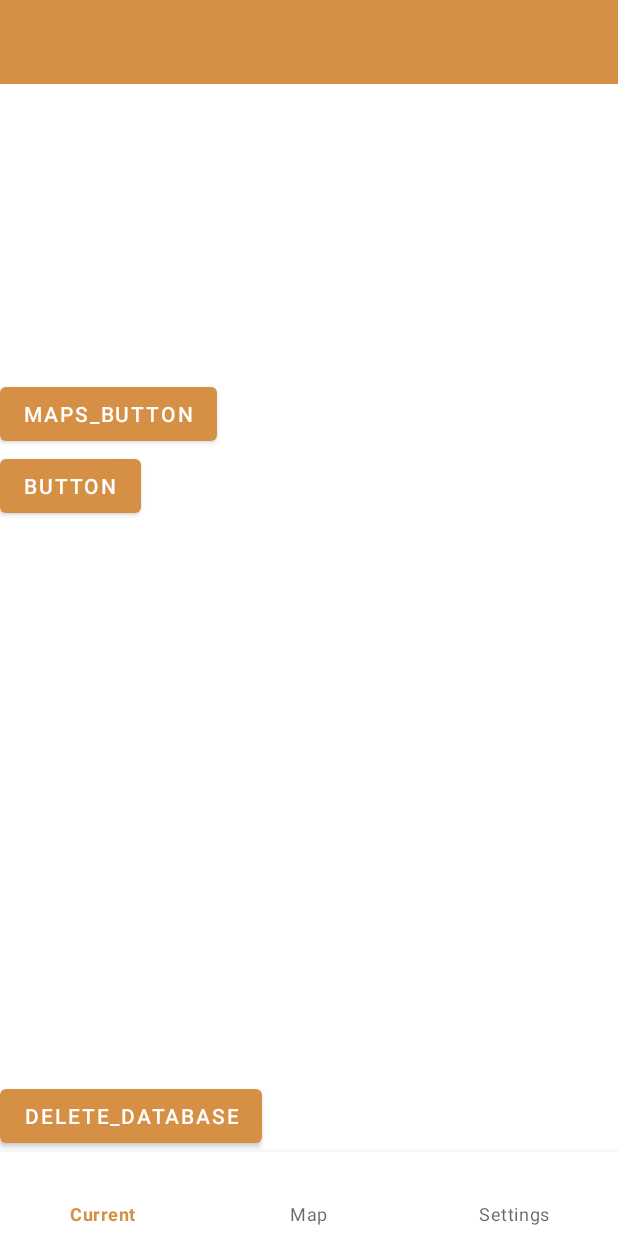
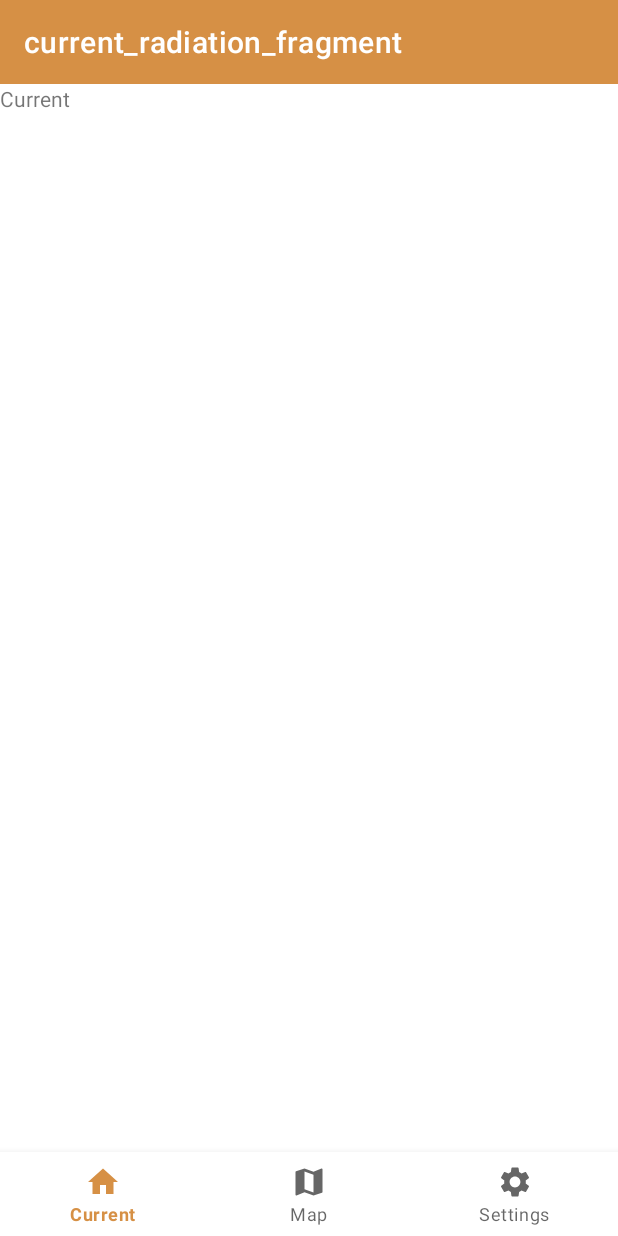
Before and after one commit to DayVil/ProjectRadiation, an Android app: the screen it shows after launch (MainActivity), on a phone screen of 412 x 824 dp. Run offline under Robolectric (Android 15) with nearby library versions, the phone set to English and light mode, and no system bars; our stand-ins replace Room's generated code, navigation-ui; 2 statements that could not run were skipped.

Commit message:
Working Navigator

```diff
--- a/app/src/main/java/eu/chi/luh/projectradiation/ui/MainActivity.kt
+++ b/app/src/main/java/eu/chi/luh/projectradiation/ui/MainActivity.kt
@@ -3,17 +3,20 @@ package eu.chi.luh.projectradiation.ui
 import android.content.Intent
 import android.os.Bundle
 import androidx.appcompat.app.AppCompatActivity
+import androidx.appcompat.widget.Toolbar
+import androidx.navigation.NavController
+import androidx.navigation.fragment.NavHostFragment
+import androidx.navigation.ui.NavigationUI
+import androidx.navigation.ui.setupWithNavController
 import androidx.room.Room
+import com.google.android.material.bottomnavigation.BottomNavigationView
 import eu.chi.luh.projectradiation.R
+import eu.chi.luh.projectradiation.datacollector.DataCollector
 import eu.chi.luh.projectradiation.entities.AppDatabase
-import eu.chi.luh.projectradiation.databinding.ActivityMainBinding
-import eu.chi.luh.projectradiation.datacollector.DataCollector
-import kotlinx.coroutines.GlobalScope
-import kotlinx.coroutines.launch
-import java.util.concurrent.CountDownLatch
 
 class MainActivity : AppCompatActivity() {
-    private lateinit var binding: ActivityMainBinding
+    private lateinit var navController: NavController
+
     private lateinit var mapIntent: Intent
     private lateinit var db: AppDatabase
     private lateinit var dataCollector: DataCollector
@@ -25,17 +28,24 @@ class MainActivity : AppCompatActivity() {
 
     override fun onCreate(savedInstanceState: Bundle?) {
         super.onCreate(savedInstanceState)
-        binding = ActivityMainBinding.inflate(layoutInflater)
-        setContentView(binding.root)
+        setContentView(R.layout.activity_main)
+        val toolbar = findViewById<Toolbar>(R.id.toolbar)
+        setSupportActionBar(toolbar)
 
         preRun()
         uiButtons()
     }
 
     private fun preRun() {
+        val navFragment =
+            supportFragmentManager.findFragmentById(R.id.nav_host_fragment) as NavHostFragment
+        navController = navFragment.navController
+        val bottomNav = findViewById<BottomNavigationView>(R.id.bottom_nav)
+        bottomNav.setupWithNavController(navController)
+        NavigationUI.setupActionBarWithNavController(this, navController)
+
         db = Room.databaseBuilder(applicationContext, AppDatabase::class.java, "environment-data")
             .fallbackToDestructiveMigration().build()
-//        db.environmentDao().deleteAll()
 
         dataCollector = DataCollector(
             db,
@@ -46,24 +56,28 @@ class MainActivity : AppCompatActivity() {
     }
 
     private fun uiButtons() {
-        binding.oMapsButton.setOnClickListener {
-            mapIntent = Intent(this, MapsActivity::class.java)
-            startActivity(mapIntent)
-        }
+//        binding.oMapsButton.setOnClickListener {
+//            mapIntent = Intent(this, MapsActivity::class.java)
+//            startActivity(mapIntent)
+//        }
+//
+//        binding.hardcodedLocationButton.setOnClickListener {
+//            if (System.currentTimeMillis() - lastButtonReq > 10000) {
+//                GlobalScope.launch {
+//                    dataCollector.collect()
+//                }
+//                lastButtonReq = System.currentTimeMillis()
+//            }
+//        }
+//
+//        binding.delData.setOnClickListener {
+//            GlobalScope.launch {
+//                db.environmentDao().deleteAll()
+//            }
+//        }
+    }
 
-        binding.hardcodedLocationButton.setOnClickListener {
-            if (System.currentTimeMillis() - lastButtonReq > 10000) {
-                GlobalScope.launch {
-                    dataCollector.collect()
-                }
-                lastButtonReq = System.currentTimeMillis()
-            }
-        }
-
-        binding.delData.setOnClickListener {
-            GlobalScope.launch {
-                db.environmentDao().deleteAll()
-            }
-        }
+    override fun onSupportNavigateUp(): Boolean {
+        return NavigationUI.navigateUp(navController, null)
     }
 }
--- /dev/null
+++ b/app/src/main/java/eu/chi/luh/projectradiation/ui/current/CurrentRadiationFragment.kt
@@ -0,0 +1,32 @@
+package eu.chi.luh.projectradiation.ui.current
+
+import androidx.lifecycle.ViewModelProvider
+import android.os.Bundle
+import androidx.fragment.app.Fragment
+import android.view.LayoutInflater
+import android.view.View
+import android.view.ViewGroup
+import eu.chi.luh.projectradiation.R
+
+class CurrentRadiationFragment : Fragment() {
+
+    companion object {
+        fun newInstance() = CurrentRadiationFragment()
+    }
+
+    private lateinit var viewModel: CurrentRadiationViewModel
+
+    override fun onCreateView(
+        inflater: LayoutInflater, container: ViewGroup?,
+        savedInstanceState: Bundle?
+    ): View? {
+        return inflater.inflate(R.layout.current_radiation_fragment, container, false)
+    }
+
+    override fun onActivityCreated(savedInstanceState: Bundle?) {
+        super.onActivityCreated(savedInstanceState)
+        viewModel = ViewModelProvider(this).get(CurrentRadiationViewModel::class.java)
+        // TODO: Use the ViewModel
+    }
+
+}
--- /dev/null
+++ b/app/src/main/java/eu/chi/luh/projectradiation/ui/current/CurrentRadiationViewModel.kt
@@ -0,0 +1,7 @@
+package eu.chi.luh.projectradiation.ui.current
+
+import androidx.lifecycle.ViewModel
+
+class CurrentRadiationViewModel : ViewModel() {
+    // TODO: Implement the ViewModel
+}
--- /dev/null
+++ b/app/src/main/java/eu/chi/luh/projectradiation/ui/settings/SettingsFragment.kt
@@ -0,0 +1,6 @@
+import android.os.Bundle
+import androidx.fragment.app.Fragment
+import androidx.preference.PreferenceFragmentCompat
+
+class SettingsFragment : Fragment(){
+}
--- /dev/null
+++ b/app/src/main/res/drawable/ic_baseline_home_24.xml
@@ -0,0 +1,5 @@
+<vector android:height="48dp" android:tint="#DB984F"
+    android:viewportHeight="24" android:viewportWidth="24"
+    android:width="48dp" xmlns:android="http://schemas.android.com/apk/res/android">
+    <path android:fillColor="@android:color/white" android:pathData="M10,20v-6h4v6h5v-8h3L12,3 2,12h3v8z"/>
+</vector>
--- /dev/null
+++ b/app/src/main/res/drawable/ic_baseline_map_24.xml
@@ -0,0 +1,5 @@
+<vector android:height="48dp" android:tint="#DB984F"
+    android:viewportHeight="24" android:viewportWidth="24"
+    android:width="48dp" xmlns:android="http://schemas.android.com/apk/res/android">
+    <path android:fillColor="@android:color/white" android:pathData="M20.5,3l-0.16,0.03L15,5.1 9,3 3.36,4.9c-0.21,0.07 -0.36,0.25 -0.36,0.48V20.5c0,0.28 0.22,0.5 0.5,0.5l0.16,-0.03L9,18.9l6,2.1 5.64,-1.9c0.21,-0.07 0.36,-0.25 0.36,-0.48V3.5c0,-0.28 -0.22,-0.5 -0.5,-0.5zM15,19l-6,-2.11V5l6,2.11V19z"/>
+</vector>
--- /dev/null
+++ b/app/src/main/res/drawable/ic_baseline_settings_24.xml
@@ -0,0 +1,5 @@
+<vector android:height="48dp" android:tint="#DB984F"
+    android:viewportHeight="24" android:viewportWidth="24"
+    android:width="48dp" xmlns:android="http://schemas.android.com/apk/res/android">
+    <path android:fillColor="@android:color/white" android:pathData="M19.14,12.94c0.04,-0.3 0.06,-0.61 0.06,-0.94c0,-0.32 -0.02,-0.64 -0.07,-0.94l2.03,-1.58c0.18,-0.14 0.23,-0.41 0.12,-0.61l-1.92,-3.32c-0.12,-0.22 -0.37,-0.29 -0.59,-0.22l-2.39,0.96c-0.5,-0.38 -1.03,-0.7 -1.62,-0.94L14.4,2.81c-0.04,-0.24 -0.24,-0.41 -0.48,-0.41h-3.84c-0.24,0 -0.43,0.17 -0.47,0.41L9.25,5.35C8.66,5.59 8.12,5.92 7.63,6.29L5.24,5.33c-0.22,-0.08 -0.47,0 -0.59,0.22L2.74,8.87C2.62,9.08 2.66,9.34 2.86,9.48l2.03,1.58C4.84,11.36 4.8,11.69 4.8,12s0.02,0.64 0.07,0.94l-2.03,1.58c-0.18,0.14 -0.23,0.41 -0.12,0.61l1.92,3.32c0.12,0.22 0.37,0.29 0.59,0.22l2.39,-0.96c0.5,0.38 1.03,0.7 1.62,0.94l0.36,2.54c0.05,0.24 0.24,0.41 0.48,0.41h3.84c0.24,0 0.44,-0.17 0.47,-0.41l0.36,-2.54c0.59,-0.24 1.13,-0.56 1.62,-0.94l2.39,0.96c0.22,0.08 0.47,0 0.59,-0.22l1.92,-3.32c0.12,-0.22 0.07,-0.47 -0.12,-0.61L19.14,12.94zM12,15.6c-1.98,0 -3.6,-1.62 -3.6,-3.6s1.62,-3.6 3.6,-3.6s3.6,1.62 3.6,3.6S13.98,15.6 12,15.6z"/>
+</vector>
--- a/app/src/main/res/layout/activity_main.xml
+++ b/app/src/main/res/layout/activity_main.xml
@@ -16,43 +16,50 @@
         android:theme="@style/ToolbarTheme" />
 
     <androidx.fragment.app.FragmentContainerView
-        android:id="@+id/nav_bar"
+        android:id="@+id/nav_host_fragment"
+        android:name="androidx.navigation.fragment.NavHostFragment"
         android:layout_width="match_parent"
         android:layout_height="0dp"
-        android:layout_weight="1"/>
+        android:layout_weight="1"
+        app:layout_constraintLeft_toLeftOf="parent"
+        app:layout_constraintRight_toRightOf="parent"
+        app:layout_constraintTop_toTopOf="parent"
+        app:layout_constraintBottom_toBottomOf="parent"
+        app:defaultNavHost="true"
+        app:navGraph="@navigation/mobile_navigation"/>
 
-    <Button
-        android:id="@+id/oMapsButton"
-        android:layout_width="wrap_content"
-        android:layout_height="wrap_content"
-        android:text="@string/oMapsButtonstr"
-        app:layout_constraintBottom_toBottomOf="parent"
-        app:layout_constraintEnd_toEndOf="parent"
-        app:layout_constraintStart_toStartOf="parent"
-        app:layout_constraintTop_toTopOf="parent"
-        app:layout_constraintVertical_bias="0.837" />
+<!--    <Button-->
+<!--        android:id="@+id/oMapsButton"-->
+<!--        android:layout_width="wrap_content"-->
+<!--        android:layout_height="wrap_content"-->
+<!--        android:text="@string/oMapsButtonstr"-->
+<!--        app:layout_constraintBottom_toBottomOf="parent"-->
+<!--        app:layout_constraintEnd_toEndOf="parent"-->
+<!--        app:layout_constraintStart_toStartOf="parent"-->
+<!--        app:layout_constraintTop_toTopOf="parent"-->
+<!--        app:layout_constraintVertical_bias="0.837" />-->
 
-    <Button
-        android:id="@+id/hardcodedLocationButton"
-        android:layout_width="wrap_content"
-        android:layout_height="wrap_content"
-        android:layout_marginBottom="372dp"
-        android:text="@string/hardcodedLocationButtonstr"
-        app:layout_constraintBottom_toTopOf="@+id/oMapsButton"
-        app:layout_constraintEnd_toEndOf="parent"
-        app:layout_constraintHorizontal_bias="0.498"
-        app:layout_constraintStart_toStartOf="parent" />
+<!--    <Button-->
+<!--        android:id="@+id/hardcodedLocationButton"-->
+<!--        android:layout_width="wrap_content"-->
+<!--        android:layout_height="wrap_content"-->
+<!--        android:layout_marginBottom="372dp"-->
+<!--        android:text="@string/hardcodedLocationButtonstr"-->
+<!--        app:layout_constraintBottom_toTopOf="@+id/oMapsButton"-->
+<!--        app:layout_constraintEnd_toEndOf="parent"-->
+<!--        app:layout_constraintHorizontal_bias="0.498"-->
+<!--        app:layout_constraintStart_toStartOf="parent" />-->
 
-    <Button
-        android:id="@+id/del_data"
-        android:layout_width="wrap_content"
-        android:layout_height="wrap_content"
-        android:text="delete_database"
-        app:layout_constraintBottom_toTopOf="@+id/oMapsButton"
-        app:layout_constraintEnd_toEndOf="parent"
-        app:layout_constraintStart_toStartOf="parent"
-        app:layout_constraintTop_toBottomOf="@+id/hardcodedLocationButton"
-        app:layout_constraintVertical_bias="0.26" />
+<!--    <Button-->
+<!--        android:id="@+id/del_data"-->
+<!--        android:layout_width="wrap_content"-->
+<!--        android:layout_height="wrap_content"-->
+<!--        android:text="delete_database"-->
+<!--        app:layout_constraintBottom_toTopOf="@+id/oMapsButton"-->
+<!--        app:layout_constraintEnd_toEndOf="parent"-->
+<!--        app:layout_constraintStart_toStartOf="parent"-->
+<!--        app:layout_constraintTop_toBottomOf="@+id/hardcodedLocationButton"-->
+<!--        app:layout_constraintVertical_bias="0.26" />-->
 
     <com.google.android.material.bottomnavigation.BottomNavigationView
         android:id="@+id/bottom_nav"
--- /dev/null
+++ b/app/src/main/res/layout/current_radiation_fragment.xml
@@ -0,0 +1,13 @@
+<?xml version="1.0" encoding="utf-8"?>
+<FrameLayout xmlns:android="http://schemas.android.com/apk/res/android"
+    xmlns:tools="http://schemas.android.com/tools"
+    android:layout_width="match_parent"
+    android:layout_height="match_parent"
+    tools:context=".ui.current.CurrentRadiationFragment">
+
+    <TextView
+        android:layout_width="match_parent"
+        android:layout_height="match_parent"
+        android:text="Current" />
+
+</FrameLayout>
--- a/app/src/main/res/layout/activity_maps.xml
+++ b/app/src/main/res/layout/fragment_maps.xml
@@ -1,8 +1,9 @@
 <?xml version="1.0" encoding="utf-8"?>
-<androidx.fragment.app.FragmentContainerView xmlns:android="http://schemas.android.com/apk/res/android"
+<androidx.fragment.app.FragmentContainerView
+    xmlns:android="http://schemas.android.com/apk/res/android"
     xmlns:tools="http://schemas.android.com/tools"
     android:id="@+id/map"
     android:name="com.google.android.gms.maps.SupportMapFragment"
     android:layout_width="match_parent"
     android:layout_height="match_parent"
-    tools:context=".ui.MapsActivity" />
+    tools:context=".ui.maps.MapsFragment" />
--- a/app/src/main/res/menu/bottom_nav.xml
+++ b/app/src/main/res/menu/bottom_nav.xml
@@ -2,11 +2,14 @@
 <menu xmlns:android="http://schemas.android.com/apk/res/android">
     <item
         android:id="@+id/currentWeatherFragment"
+        android:icon="@drawable/ic_baseline_home_24"
         android:title="@string/current_title"/>
     <item
-        android:id="@+id/mapShowFragment"
+        android:id="@+id/mapFragment"
+        android:icon="@drawable/ic_baseline_map_24"
         android:title="@string/maps_title"/>
     <item
         android:id="@+id/settingsFragment"
+        android:icon="@drawable/ic_baseline_settings_24"
         android:title="@string/settings_title"/>
 </menu>
--- /dev/null
+++ b/app/src/main/res/navigation/mobile_navigation.xml
@@ -0,0 +1,22 @@
+<?xml version="1.0" encoding="utf-8"?>
+<navigation xmlns:android="http://schemas.android.com/apk/res/android"
+    xmlns:app="http://schemas.android.com/apk/res-auto"
+    xmlns:tools="http://schemas.android.com/tools"
+    android:id="@+id/mobile_navigation"
+    app:startDestination="@id/currentWeatherFragment">
+
+    <fragment
+        android:id="@+id/currentWeatherFragment"
+        android:name="eu.chi.luh.projectradiation.ui.current.CurrentRadiationFragment"
+        android:label="current_radiation_fragment"
+        tools:layout="@layout/current_radiation_fragment" />
+    <fragment
+        android:id="@+id/mapFragment"
+        android:name="eu.chi.luh.projectradiation.ui.maps.MapsFragment"
+        android:label="fragment_maps"
+        tools:layout="@layout/fragment_maps" />
+    <fragment
+        android:id="@+id/settingsFragment"
+        android:name="SettingsFragment"
+        android:label="settings_fragment" />
+</navigation>
```
Also changed, not shown: app/build.gradle (+19 -1 lines), app/src/main/AndroidManifest.xml (+0 -13 lines), app/src/main/java/eu/chi/luh/projectradiation/ui/MapsActivity.kt (deleted, +0 -49 lines), app/src/main/java/eu/chi/luh/projectradiation/ui/maps/MapsFragment.kt (added, +47 -0 lines).
